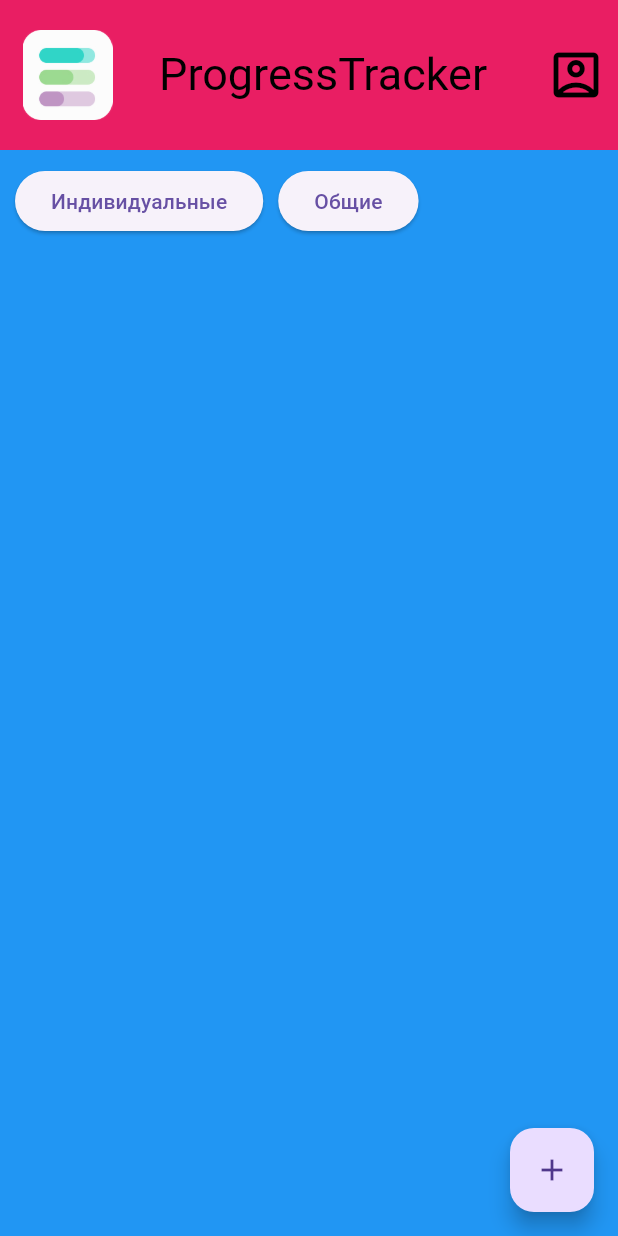
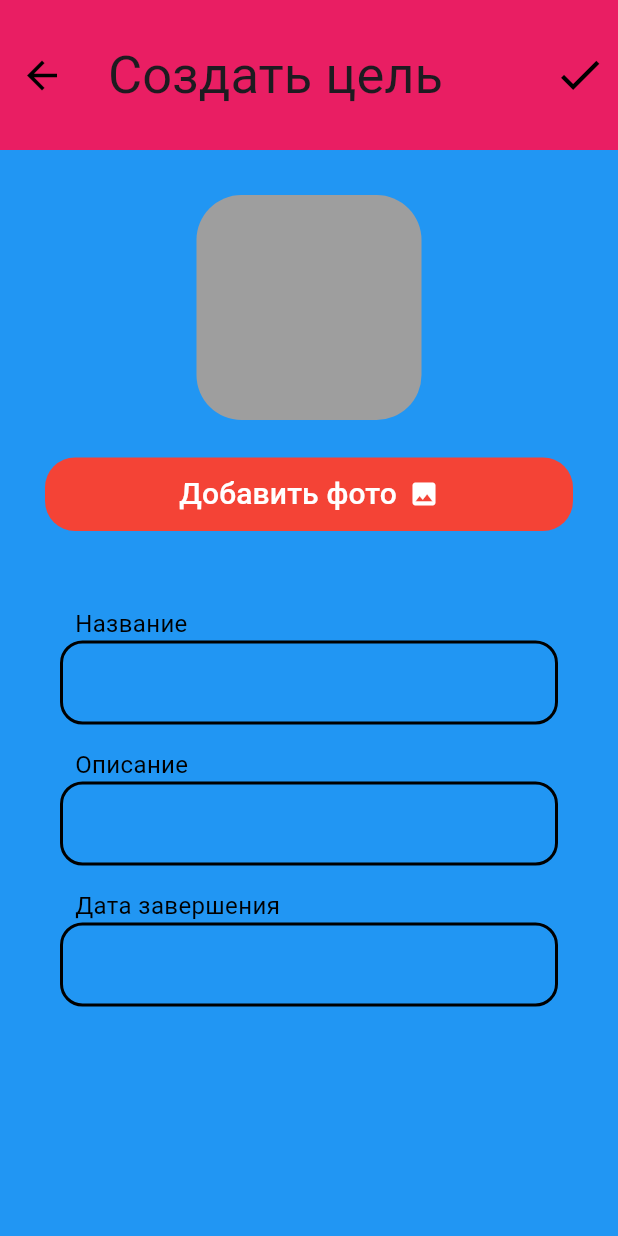
Before and after one commit to DureevaElena/ProgressTrackerapp_client, a Flutter app: the IndividualHomeScreenAuthorizedUser screen opened by its route, after a tap on the "add" icon, on a phone screen of 412 x 824 dp. Run offline on Flutter 3.47's test engine with Material 3 defaults, Android fonts, the phone set to English and light mode, and no system bars; Roboto replaces fonts that are missing (Montserrat).

Commit message:
создание цели экран

```diff
--- /dev/null
+++ b/lib/create_goal_screen.dart
@@ -0,0 +1,207 @@
+import 'package:flutter/material.dart';
+
+class CreateGoalScreen extends StatelessWidget {
+  const CreateGoalScreen({Key? key}) : super(key: key);
+
+  @override
+  Widget build(BuildContext context) {
+    return Scaffold(
+      appBar: AppBar(
+        toolbarHeight: 100,
+        leading: IconButton(
+          onPressed: (){
+            Navigator.pop(context);
+        }, icon: const Icon(
+          Icons.arrow_back,
+          color: Colors.black ,
+          size: 30,
+          ),
+        ),
+        title: const Text('Создать цель',
+        style: TextStyle(
+          fontFamily: 'Montserrat',
+          fontSize: 35)
+        ),
+        actions: [
+          IconButton(
+            onPressed: (){
+              //Navigator.pushNamed(context, '/IndividualHomeScreenAuthorizedUser');
+
+            },
+            icon: const Icon(
+              Icons.check,
+              color: Colors.black,
+              size: 35,
+            ),
+          ),
+        ],
+      ),
+      body: SingleChildScrollView(
+        child: Padding(
+        padding: const EdgeInsets.all(30.0),
+        child: Column(
+          children: [
+
+            Align(
+                alignment: Alignment.center,
+                child: Container(
+                  height: 150,
+                  width: 150,
+                  decoration: BoxDecoration(
+                    color: Colors.grey,
+                    borderRadius: BorderRadius.circular(30),
+                  ),
+                ),
+              ),
+
+            SizedBox(height: 25,),
+
+            Align(
+              alignment: Alignment.bottomCenter,
+              child: TextButton(
+                onPressed: () {
+                    // Действие при нажатии кнопки
+                },
+                style: ElevatedButton.styleFrom(
+                  backgroundColor: Colors.red,
+                  padding: const EdgeInsets.symmetric(vertical: 10, horizontal: 40),
+                  shape: RoundedRectangleBorder(borderRadius: BorderRadius.circular(20)),
+                ),
+              child: const Row(
+                mainAxisAlignment: MainAxisAlignment.center,
+                children: [
+                  Text(
+                  'Добавить фото',
+                  style: TextStyle(
+                    fontFamily: 'Montserrat',
+                    color: Colors.white,
+                    fontSize: 20,
+                  ),
+                  ),
+                  SizedBox(width: 8),
+                  Icon(
+                    Icons.photo,
+                    color: Colors.white,
+                      size: 20,
+                  ),
+                  ],
+                ),
+              ),
+            ),
+
+            SizedBox(height: 50,),
+
+
+
+            const Padding(padding: EdgeInsets.only(left: 20),
+            child: Align(
+              alignment: Alignment.centerLeft,
+                child: Text('Название',
+                  style: TextStyle(
+                    fontSize: 16,
+                    color: Colors.black,
+                  ),
+                ),
+              ),
+            ),
+
+            const Row(
+              children: [
+                Expanded(
+                  child: Padding(
+                    padding: EdgeInsets.symmetric(horizontal: 10),
+                    child: TextField(
+                      decoration: InputDecoration(
+                        enabledBorder: OutlineInputBorder(
+                          borderRadius: BorderRadius.all(Radius.circular(15.0)),
+                          borderSide: BorderSide(color: Colors.black,width: 2.0),
+                        ),
+                        focusedBorder: OutlineInputBorder(
+                          borderRadius: BorderRadius.all(Radius.circular(15.0)),
+                          borderSide: BorderSide(color: Colors.pink,width: 2.0),
+                        ),
+                      ),
+                    ),
+                  ),
+                ),
+              ],
+            ),
+
+            SizedBox(height: 15,),
+
+            const Padding(padding: EdgeInsets.only(left: 20),
+            child: Align(
+              alignment: Alignment.centerLeft,
+                child: Text('Описание',
+                  style: TextStyle(
+                    fontSize: 16,
+                    color: Colors.black,
+                  ),
+                ),
+              ),
+            ),
+
+            const Row(
+              children: [
+                Expanded(
+                  child: Padding(
+                    padding: EdgeInsets.symmetric(horizontal: 10),
+                    child: TextField(
+                      decoration: InputDecoration(
+                        enabledBorder: OutlineInputBorder(
+                          borderRadius: BorderRadius.all(Radius.circular(15.0)),
+                          borderSide: BorderSide(color: Colors.black,width: 2.0),
+                        ),
+                        focusedBorder: OutlineInputBorder(
+                          borderRadius: BorderRadius.all(Radius.circular(15.0)),
+                          borderSide: BorderSide(color: Colors.pink,width: 2.0),
+                        ),
+                      ),
+                    ),
+                  ),
+                ),
+              ],
+            ),
+
+            SizedBox(height: 15,),
+
+            const Padding(padding: EdgeInsets.only(left: 20),
+            child: Align(
+              alignment: Alignment.centerLeft,
+                child: Text('Дата завершения',
+                  style: TextStyle(
+                    fontSize: 16,
+                    color: Colors.black,
+                  ),
+                ),
+              ),
+            ),
+
+            const Row(
+              children: [
+                Expanded(
+                  child: Padding(
+                    padding: EdgeInsets.symmetric(horizontal: 10),
+                    child: TextField(
+                      decoration: InputDecoration(
+                        enabledBorder: OutlineInputBorder(
+                          borderRadius: BorderRadius.all(Radius.circular(15.0)),
+                          borderSide: BorderSide(color: Colors.black,width: 2.0),
+                        ),
+                        focusedBorder: OutlineInputBorder(
+                          borderRadius: BorderRadius.all(Radius.circular(15.0)),
+                          borderSide: BorderSide(color: Colors.pink,width: 2.0),
+                        ),
+                      ),
+                    ),
+                  ),
+                ),
+              ],
+            ),
+          ],
+        ),
+      ),
+      ),
+    );
+  }
+}
--- a/lib/individual_home_authorized_user_screen.dart
+++ b/lib/individual_home_authorized_user_screen.dart
@@ -31,7 +31,9 @@ class IndividualHomeScreenAuthorizedUser extends StatelessWidget {
       ),
       body: Padding(
         padding: EdgeInsets.all(10),
-        child: Row(
+        child: Column(
+          children: [
+            Row(
               children: [
                 ElevatedButton(
                   onPressed: () {
@@ -48,13 +50,22 @@ class IndividualHomeScreenAuthorizedUser extends StatelessWidget {
                 ),
               ],
             ),
+            SizedBox(height: 20), // Отступ после кнопок
+            Container(
+              height: 100,
+              width: MediaQuery.of(context).size.width, // Ширина экрана
+              color: Colors.grey, // Цвет прямоугольника
+            ),
+          ],
+        ),
       ),
       floatingActionButton: FloatingActionButton(
         onPressed: () {
-
-          // Действие при нажатии на кнопку "+"
+          Navigator.pushNamed(context, '/CreateGoalScreen');
         },
-        child: Icon(Icons.add),
+        backgroundColor: Colors.red,
+        child: Icon(Icons.add, color: Colors.white),
+        shape: CircleBorder(),
       ),
       floatingActionButtonLocation: FloatingActionButtonLocation.endFloat
     );
--- a/lib/main.dart
+++ b/lib/main.dart
@@ -1,6 +1,7 @@
 import 'package:flutter/material.dart';
 import 'package:progresstrackerapp/authorization_form_screen.dart';
 import 'package:progresstrackerapp/change_password_screen.dart';
+import 'package:progresstrackerapp/create_goal_screen.dart';
 import 'package:progresstrackerapp/current_goals_screen.dart';
 import 'package:progresstrackerapp/edit_profile_screen.dart';
 import 'package:progresstrackerapp/expired_goals_screen.dart';
@@ -44,6 +45,7 @@ class MyApp extends StatelessWidget {
         '/CurrentGoalsScreen':(context) => const CurrentGoalsScreen(),
         '/ExpiredGoalsScreen':(context) => const ExpiredGoalsScreen(),
         '/CurrentGoalsScreen':(context) => const CurrentGoalsScreen(),
+        '/CreateGoalScreen':(context) => const CreateGoalScreen(),
 
 
       },
```
Lines whose indentation alone changed are shown as unchanged.
